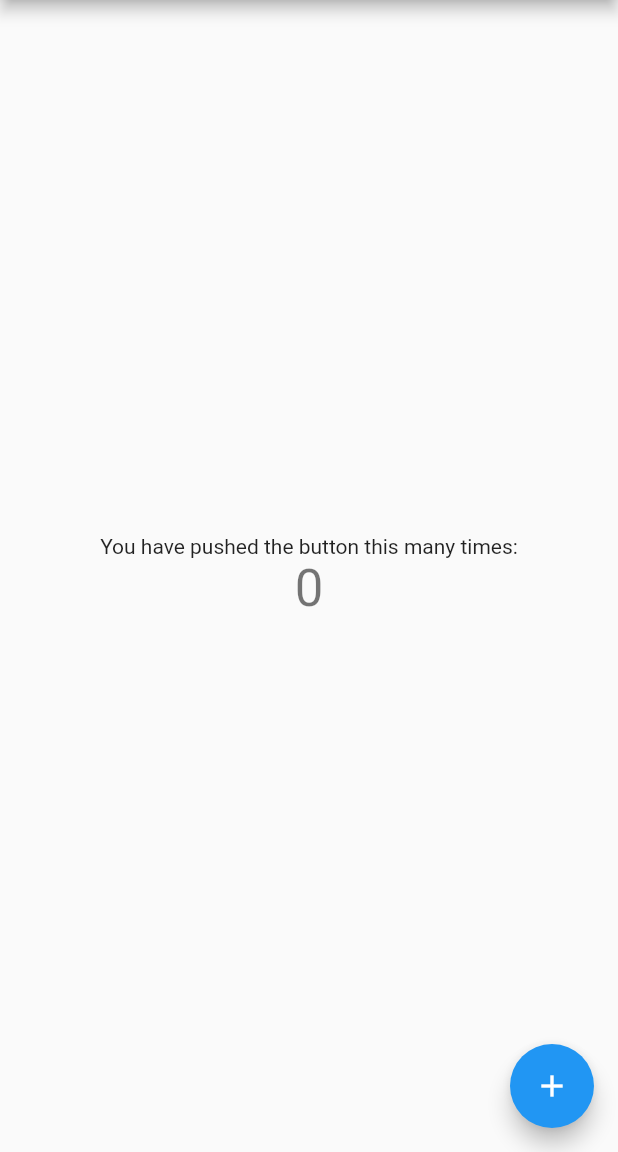
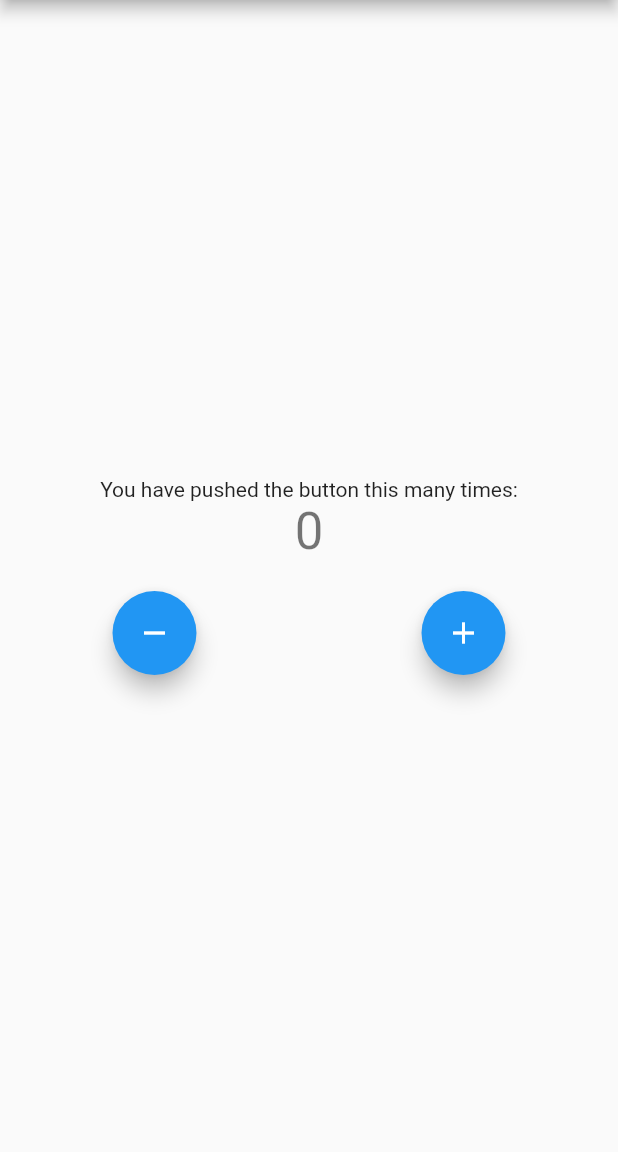
Before and after one commit to paul-tastic/provider_counter, a Flutter app: the screen it shows after launch, on a phone screen of 412 x 824 dp, the part 84-1236 px from its top. Run offline on Flutter 3.47's test engine with Material 2 defaults, Android fonts, the phone set to English and light mode, and no system bars.

```diff
--- a/lib/counter.dart
+++ b/lib/counter.dart
@@ -7,4 +7,9 @@ class Counter with ChangeNotifier {
     value++;
     notifyListeners();
   }
+
+  void decrement() {
+    value--;
+    notifyListeners();
+  }
 }
--- a/lib/main.dart
+++ b/lib/main.dart
@@ -48,13 +48,23 @@ class MyHomePage extends StatelessWidget {
                 style: Theme.of(context).textTheme.headline4,
               ),
             ),
+            SizedBox(height: 20.0),
+            Row(
+              mainAxisAlignment: MainAxisAlignment.spaceAround,
+              children: [
+                FloatingActionButton(
+                    onPressed: counter.decrement,
+                    tooltip: 'Decrement',
+                    child: Icon(Icons.remove)),
+                FloatingActionButton(
+                  onPressed: counter.increment,
+                  tooltip: 'Increment',
+                  child: Icon(Icons.add),
+                ),
+              ],
+            ),
           ],
         ),
-      ),
-      floatingActionButton: FloatingActionButton(
-        onPressed: counter.increment,
-        tooltip: 'Increment',
-        child: Icon(Icons.add),
       ),
     );
   }
```
